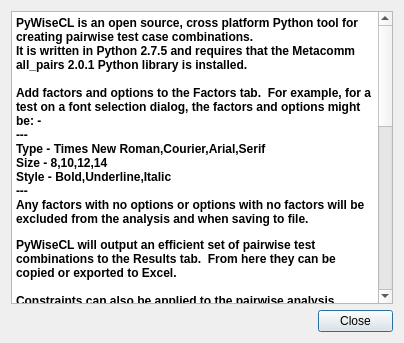
IanRobinsonHudl/PairwiseTestGenerator, file help.ui: the form before one commit.
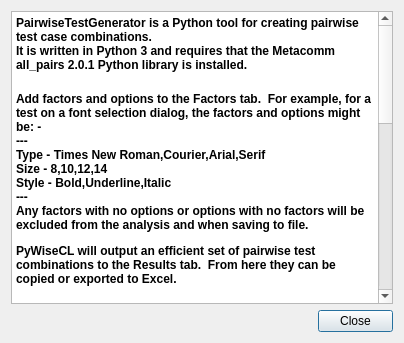
The form after the commit.

Commit message: updated pairwise package and fixed a combo box bug

The edit to the form file:
```diff
--- a/help.ui
+++ b/help.ui
@@ -27,8 +27,8 @@
         <string>&lt;!DOCTYPE HTML PUBLIC &quot;-//W3C//DTD HTML 4.0//EN&quot; &quot;http://www.w3.org/TR/REC-html40/strict.dtd&quot;&gt;
 &lt;html&gt;&lt;head&gt;&lt;meta name=&quot;qrichtext&quot; content=&quot;1&quot; /&gt;&lt;style type=&quot;text/css&quot;&gt;
 p, li { white-space: pre-wrap; }
-&lt;/style&gt;&lt;/head&gt;&lt;body style=&quot; font-family:'MS Shell Dlg 2'; font-size:8.25pt; font-weight:400; font-style:normal;&quot;&gt;
-&lt;p style=&quot; margin-top:12px; margin-bottom:12px; margin-left:0px; margin-right:0px; -qt-block-indent:0; text-indent:0px; background-color:#ffffff;&quot;&gt;&lt;span style=&quot; font-family:'Courier New'; font-size:9pt; font-weight:600; color:#000000;&quot;&gt;PyWiseCL is an open source, cross platform Python tool for creating pairwise test case combinations.&lt;br /&gt;It is written in Python 2.7.5 and requires that the Metacomm all_pairs 2.0.1 Python library is installed.&lt;br /&gt;&lt;br /&gt;Add factors and options to the Factors tab.  For example, for a test on a font selection dialog, the factors and options might be: -&lt;br /&gt;---&lt;br /&gt;Type - Times New Roman,Courier,Arial,Serif&lt;br /&gt;Size - 8,10,12,14&lt;br /&gt;Style - Bold,Underline,Italic&lt;br /&gt;---&lt;br /&gt;Any factors with no options or options with no factors will be excluded from the analysis and when saving to file.&lt;/span&gt;&lt;/p&gt;
+&lt;/style&gt;&lt;/head&gt;&lt;body style=&quot; font-family:'.AppleSystemUIFont'; font-size:13pt; font-weight:400; font-style:normal;&quot;&gt;
+&lt;p style=&quot; margin-top:12px; margin-bottom:12px; margin-left:0px; margin-right:0px; -qt-block-indent:0; text-indent:0px; background-color:#ffffff;&quot;&gt;&lt;span style=&quot; font-family:'Courier New'; font-size:9pt; font-weight:600; color:#000000;&quot;&gt;PairwiseTestGenerator is a Python tool for creating pairwise test case combinations.&lt;br /&gt;It is written in Python 3 and requires that the Metacomm all_pairs 2.0.1 Python library is installed.&lt;br /&gt;&lt;br /&gt;Add factors and options to the Factors tab.  For example, for a test on a font selection dialog, the factors and options might be: -&lt;br /&gt;---&lt;br /&gt;Type - Times New Roman,Courier,Arial,Serif&lt;br /&gt;Size - 8,10,12,14&lt;br /&gt;Style - Bold,Underline,Italic&lt;br /&gt;---&lt;br /&gt;Any factors with no options or options with no factors will be excluded from the analysis and when saving to file.&lt;/span&gt;&lt;/p&gt;
 &lt;p style=&quot; margin-top:12px; margin-bottom:12px; margin-left:0px; margin-right:0px; -qt-block-indent:0; text-indent:0px; background-color:#ffffff;&quot;&gt;&lt;span style=&quot; font-family:'Courier New'; font-size:9pt; font-weight:600; color:#000000;&quot;&gt;PyWiseCL will output an efficient set of pairwise test combinations to the Results tab.  From here they can be copied or exported to Excel.&lt;br /&gt;&lt;br /&gt;Constraints can also be applied to the pairwise analysis.&lt;br /&gt;Constraints are invalid combinations of items that can be excluded from the analysis.&lt;br /&gt;They are applied on the Constraints tab, dynamically updating based on the contents of the Factors tab.  Each row represents a separate constraint.&lt;br /&gt;So for example if Arial and Bold represent an invalid pair, the constraint should look like this:&lt;br /&gt;---&lt;br /&gt;Arial, -, Bold&lt;br /&gt;---&lt;br /&gt;Multiple constraints may be specified with each containing a minimum of 2 items.  More than 2 items can also be specified:&lt;br /&gt;---&lt;/span&gt;&lt;/p&gt;
 &lt;p style=&quot; margin-top:12px; margin-bottom:12px; margin-left:0px; margin-right:0px; -qt-block-indent:0; text-indent:0px; background-color:#ffffff;&quot;&gt;&lt;span style=&quot; font-family:'Courier New'; font-size:9pt; font-weight:600; color:#000000;&quot;&gt;Arial, -, Bold&lt;br /&gt;Times New Roman, 10, Bold&lt;br /&gt;---&lt;/span&gt;&lt;/p&gt;
 &lt;p style=&quot; margin-top:12px; margin-bottom:12px; margin-left:0px; margin-right:0px; -qt-block-indent:0; text-indent:0px; background-color:#ffffff;&quot;&gt;&lt;span style=&quot; font-family:'Courier New'; font-size:9pt; font-weight:600; color:#000000;&quot;&gt;Any constraints with less than one option selected will be excluded from the analysis and when saving to file.&lt;/span&gt;&lt;/p&gt;
```
The commit also changes 13 other files.
